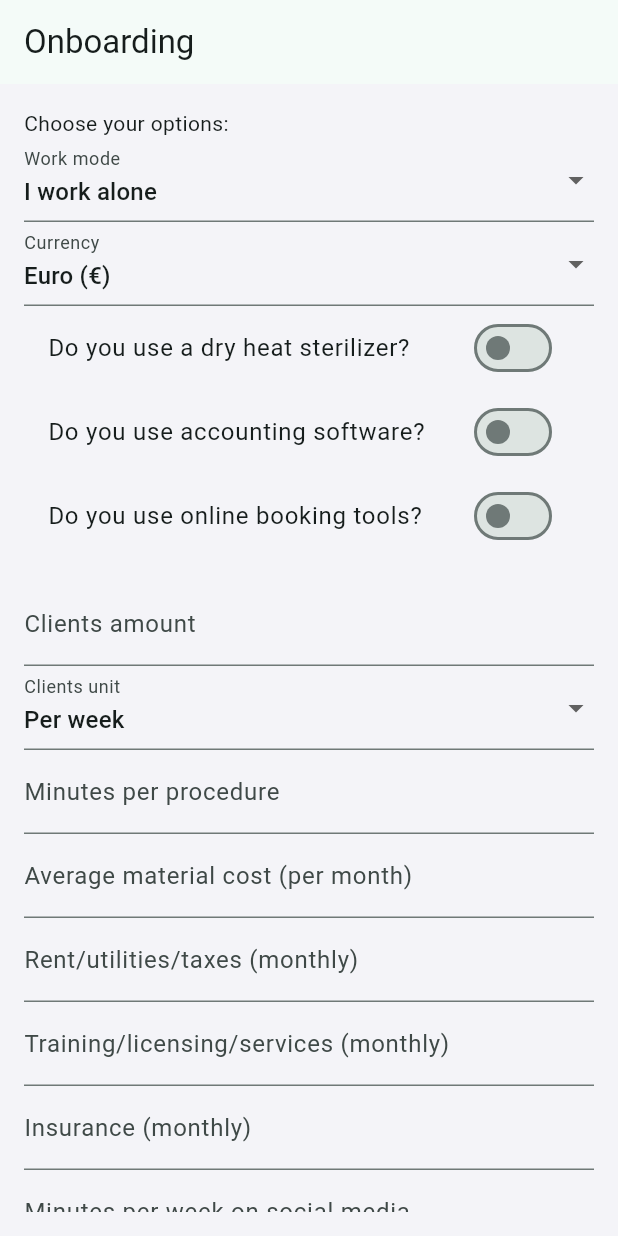
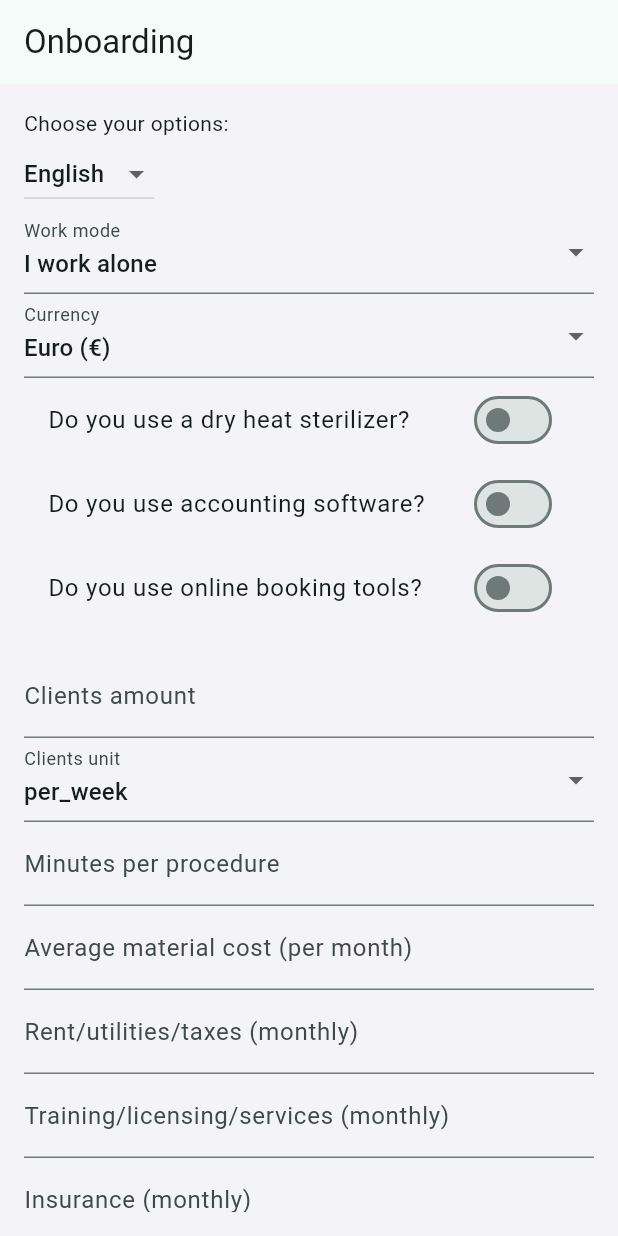
Before and after one commit to Mastera4a/beauty_assistant_v2, a Flutter app: the screen it shows after launch, on a phone screen of 412 x 824 dp. Run offline on Flutter 3.47's test engine with Material 3 defaults, Android fonts, the light colour scheme and no system bars; our stand-ins replace easy_localization, fl_chart, shared_preferences; accounts and stored records are empty.

Commit message:
Added possibility to change languages in onboarding page

```diff
--- a/lib/pages/onboarding_page.dart
+++ b/lib/pages/onboarding_page.dart
@@ -3,6 +3,8 @@ import 'package:shared_preferences/shared_preferences.dart';
 import '../pages/main_screen.dart';
 import '../models/user_settings.dart';
 import 'dart:convert';
+import 'package:easy_localization/easy_localization.dart';
+import '../utils/restart_widget.dart';
 
 class OnboardingPage extends StatefulWidget {
   const OnboardingPage({super.key});
@@ -67,7 +69,7 @@ class _OnboardingPageState extends State<OnboardingPage> {
   @override
   Widget build(BuildContext context) {
     return Scaffold(
-      appBar: AppBar(title: const Text('Onboarding')),
+      appBar: AppBar(title: Text('onboarding').tr()),
       body: Padding(
         padding: const EdgeInsets.all(16.0),
         child: Form(
@@ -76,18 +78,39 @@ class _OnboardingPageState extends State<OnboardingPage> {
             child: Column(
               crossAxisAlignment: CrossAxisAlignment.start,
               children: [
-                const Text('Choose your options:'),
+                Text('onboarding_title'.tr()),
+                DropdownButton<Locale>(
+                  value: context.locale,
+                  onChanged: (Locale? newLocale) async {
+                    if (newLocale != null) {
+                      await context.setLocale(newLocale);
+                      RestartWidget.restartApp(context);
+                    }
+                  },
+                  items: context.supportedLocales.map((locale) {
+                    return DropdownMenuItem<Locale>(
+                      value: locale,
+                      child: Text(
+                        locale.languageCode == 'en'
+                            ? 'English'
+                            : locale.languageCode == 'ru'
+                                ? 'Русский'
+                                : 'Deutsch',
+                      ),
+                    );
+                  }).toList(),
+                ),
                 DropdownButtonFormField<String>(
-                  decoration: const InputDecoration(labelText: 'Work mode'),
+                  decoration: InputDecoration(labelText: 'work_mode'.tr()),
                   value: workMode,
-                  items: const [
-                    DropdownMenuItem(value: 'I work alone', child: Text('I work alone')),
-                    DropdownMenuItem(value: 'I own a salon', child: Text('I own a salon')),
+                  items: [
+                    DropdownMenuItem(value: 'I work alone', child: Text('i_work_alone').tr()),
+                    DropdownMenuItem(value: 'I own a salon', child: Text('i_own_salon').tr()),
                   ],
                   onChanged: (value) => setState(() => workMode = value!),
                 ),
                 DropdownButtonFormField<String>(
-                  decoration: const InputDecoration(labelText: 'Currency'),
+                  decoration: InputDecoration(labelText: 'currency'.tr()),
                   value: currency,
                   items: const [
                     DropdownMenuItem(value: '€', child: Text('Euro (€)')),
@@ -97,86 +120,86 @@ class _OnboardingPageState extends State<OnboardingPage> {
                   onChanged: (value) => setState(() => currency = value!),
                 ),
                 SwitchListTile(
-                  title: const Text('Do you use a dry heat sterilizer?'),
+                  title: Text('dry_sterilizer').tr(),
                   value: usesSterilizer,
                   onChanged: (value) => setState(() => usesSterilizer = value),
                 ),
                 SwitchListTile(
-                  title: const Text('Do you use accounting software?'),
+                  title: Text('accounting_software').tr(),
                   value: usesAccounting,
                   onChanged: (value) => setState(() => usesAccounting = value),
                 ),
                 SwitchListTile(
-                  title: const Text('Do you use online booking tools?'),
+                  title: Text('online_booking').tr(),
                   value: usesOnlineBooking,
                   onChanged: (value) => setState(() => usesOnlineBooking = value),
                 ),
                 const SizedBox(height: 16),
                 TextFormField(
-                  decoration: const InputDecoration(labelText: 'Clients amount'),
+                  decoration: InputDecoration(labelText: 'clients_amount'.tr()),
                   keyboardType: TextInputType.number,
-                  validator: (value) => value == null || value.isEmpty ? 'Required' : null,
+                  validator: (value) => value == null || value.isEmpty ? 'required'.tr() : null,
                   onChanged: (value) => clientsAmount = int.tryParse(value) ?? 0,
                 ),
                 DropdownButtonFormField<String>(
-                  decoration: const InputDecoration(labelText: 'Clients unit'),
+                  decoration: InputDecoration(labelText: 'clients_unit'.tr()),
                   value: clientsUnit,
-                  items: const [
-                    DropdownMenuItem(value: 'day', child: Text('Per day')),
-                    DropdownMenuItem(value: 'week', child: Text('Per week')),
-                    DropdownMenuItem(value: 'month', child: Text('Per month')),
+                  items: [
+                    DropdownMenuItem(value: 'day', child: Text('per_day').tr()),
+                    DropdownMenuItem(value: 'week', child: Text('per_week').tr()),
+                    DropdownMenuItem(value: 'month', child: Text('per_month').tr()),
                   ],
                   onChanged: (value) => setState(() => clientsUnit = value!),
                 ),
                 TextFormField(
-                  decoration: const InputDecoration(labelText: 'Minutes per procedure'),
+                  decoration: InputDecoration(labelText: 'minutes_per_procedure'.tr()),
                   keyboardType: TextInputType.number,
-                  validator: (value) => value == null || value.isEmpty ? 'Required' : null,
+                  validator: (value) => value == null || value.isEmpty ? 'required'.tr() : null,
                   onChanged: (value) => timePerClientMinutes = int.tryParse(value) ?? 0,
                 ),
                 TextFormField(
-                  decoration: const InputDecoration(labelText: 'Average material cost (per month)'),
+                  decoration: InputDecoration(labelText: 'avg_material_cost'.tr()),
                   keyboardType: TextInputType.number,
                   onChanged: (value) => materialsCost = double.tryParse(value) ?? 0,
                 ),
                 TextFormField(
-                  decoration: const InputDecoration(labelText: 'Rent/utilities/taxes (monthly)'),
+                  decoration: InputDecoration(labelText: 'rent_taxes'.tr()),
                   keyboardType: TextInputType.number,
                   onChanged: (value) => rentCost = double.tryParse(value) ?? 0,
                 ),
                 TextFormField(
-                  decoration: const InputDecoration(labelText: 'Training/licensing/services (monthly)'),
+                  decoration: InputDecoration(labelText: 'training_licenses'.tr()),
                   keyboardType: TextInputType.number,
                   onChanged: (value) => licenseCost = double.tryParse(value) ?? 0,
                 ),
                 TextFormField(
-                  decoration: const InputDecoration(labelText: 'Insurance (monthly)'),
+                  decoration: InputDecoration(labelText: 'insurance'.tr()),
                   keyboardType: TextInputType.number,
                   onChanged: (value) => insuranceCost = double.tryParse(value) ?? 0,
                 ),
                 TextFormField(
-                  decoration: const InputDecoration(labelText: 'Minutes per week on social media'),
+                  decoration: InputDecoration(labelText: 'social_media_minutes'.tr()),
                   keyboardType: TextInputType.number,
                   onChanged: (value) => socialMediaMinutes = int.tryParse(value) ?? 0,
                 ),
                 TextFormField(
-                  decoration: const InputDecoration(labelText: 'Desired income'),
+                  decoration: InputDecoration(labelText: 'desired_income'.tr()),
                   keyboardType: TextInputType.number,
                   onChanged: (value) => desiredIncome = double.tryParse(value) ?? 0,
                 ),
                 DropdownButtonFormField<String>(
-                  decoration: const InputDecoration(labelText: 'Income unit'),
+                  decoration: InputDecoration(labelText: 'income_unit'.tr()),
                   value: incomeUnit,
-                  items: const [
-                    DropdownMenuItem(value: 'hour', child: Text('Per hour')),
-                    DropdownMenuItem(value: 'month', child: Text('Per month')),
+                  items: [
+                    DropdownMenuItem(value: 'hour', child: Text('per_hour').tr()),
+                    DropdownMenuItem(value: 'month', child: Text('per_month').tr()),
                   ],
                   onChanged: (value) => setState(() => incomeUnit = value!),
                 ),
                 const SizedBox(height: 20),
                 ElevatedButton(
                   onPressed: _submitForm,
-                  child: const Text('Submit'),
+                  child: Text('submit').tr(),
                 ),
               ],
             ),
--- /dev/null
+++ b/lib/utils/restart_widget.dart
@@ -0,0 +1,32 @@
+import 'package:flutter/material.dart';
+
+class RestartWidget extends StatefulWidget {
+  final Widget child;
+
+  const RestartWidget({super.key, required this.child});
+
+  static void restartApp(BuildContext context) {
+    context.findAncestorStateOfType<_RestartWidgetState>()?.restartApp();
+  }
+
+  @override
+  State<RestartWidget> createState() => _RestartWidgetState();
+}
+
+class _RestartWidgetState extends State<RestartWidget> {
+  Key key = UniqueKey();
+
+  void restartApp() {
+    setState(() {
+      key = UniqueKey();
+    });
+  }
+
+  @override
+  Widget build(BuildContext context) {
+    return KeyedSubtree(
+      key: key,
+      child: widget.child,
+    );
+  }
+}
```
Also changed, not shown: assets/translations/de.json (+23 -3 lines), assets/translations/en.json (+22 -2 lines), assets/translations/ru.json (+22 -2 lines), lib/main.dart (+6 -3 lines).
